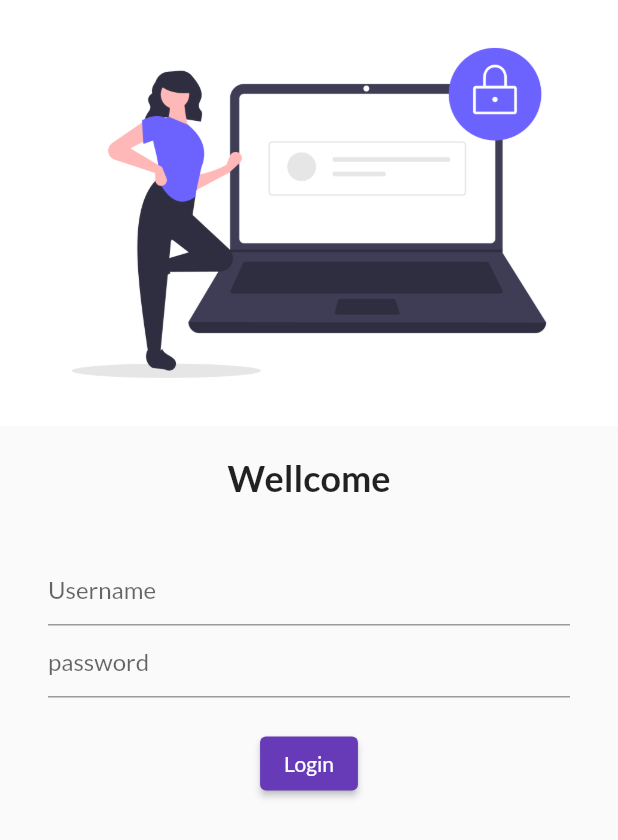
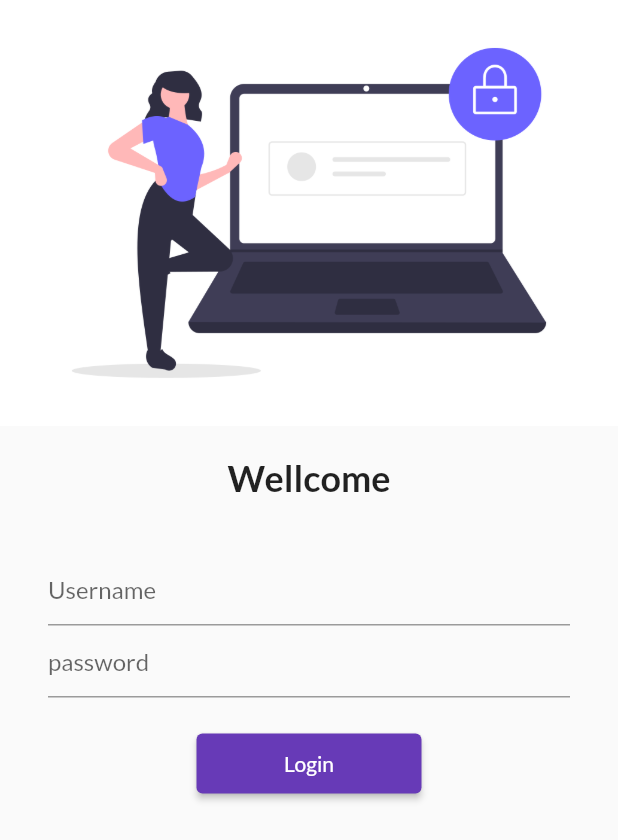
Before and after one commit to DhrumilGandhi/ecom_app, a Flutter app: the screen it shows after launch, on a phone screen of 412 x 824 dp. Shown: the top 840 px of the screen. Run offline on Flutter 3.47's test engine with Material 2 defaults, Android fonts, the phone set to English and light mode, and no system bars; our stand-ins replace google_fonts.

Commit message:
update route frome login page

```diff
--- a/lib/main.dart
+++ b/lib/main.dart
@@ -1,5 +1,6 @@
 import 'package:ecom_app/screen/HomeScreen.dart';
 import 'package:ecom_app/screen/LoginScreen.dart';
+import 'package:ecom_app/utils/routes.dart';
 import 'package:flutter/material.dart';
 import 'package:google_fonts/google_fonts.dart';
 
@@ -19,8 +20,8 @@ class MyApp extends StatelessWidget {
       darkTheme: ThemeData(brightness: Brightness.dark),
       routes: {
         "/": (context) => LoginScreen(),
-        "/home": (context) => HomeScreen(),
-        "/login": (context) => LoginScreen(),
+        MyRoutes.homeRoutes: (context) => HomeScreen(),
+        MyRoutes.loginRoutes: (context) => LoginScreen(),
       },
     );
   }
--- a/lib/screen/LoginScreen.dart
+++ b/lib/screen/LoginScreen.dart
@@ -1,3 +1,4 @@
+import 'package:ecom_app/utils/routes.dart';
 import 'package:flutter/material.dart';
 
 class LoginScreen extends StatelessWidget {
@@ -36,9 +37,9 @@ class LoginScreen extends StatelessWidget {
                   ),
                   ElevatedButton(
                     child: Text("Login"),
-                    style: TextButton.styleFrom(),
+                    style: TextButton.styleFrom(minimumSize: Size(150, 40)),
                     onPressed: () {
-                      print("Hello Dhrumil");
+                      Navigator.pushNamed(context, MyRoutes.homeRoutes);
                     },
                   )
                 ],
--- /dev/null
+++ b/lib/utils/routes.dart
@@ -0,0 +1,4 @@
+class MyRoutes {
+  static String loginRoutes = '/login';
+  static String homeRoutes = '/home';
+}
```
Also changed, not shown: 1 other file.
